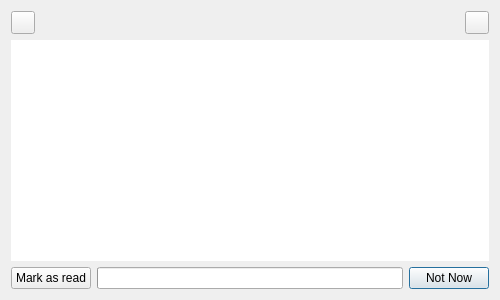
Above: forms/usermessages.ui from pixellots/unclient before the change. Below: the same form after it.
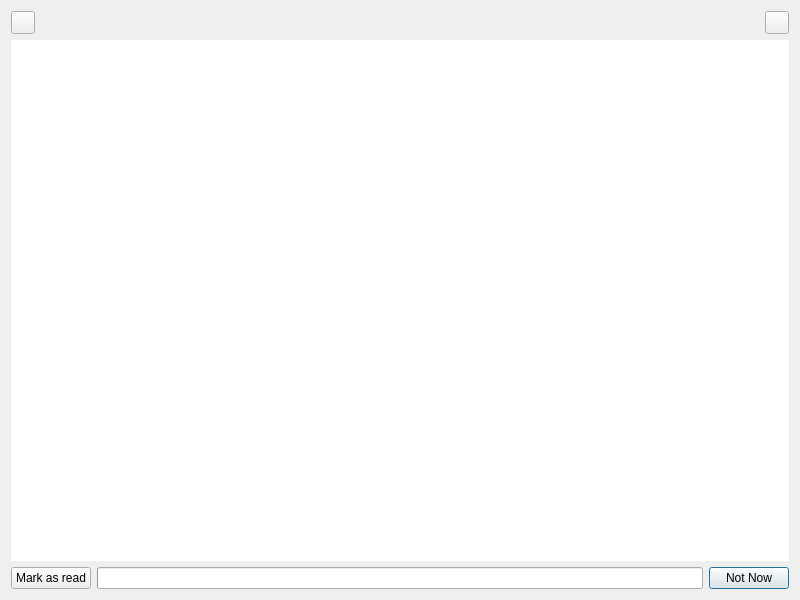
That is the form after the change. Icons and pictures are not drawn. Custom widgets are drawn as their Qt base class.

Commit message: fixed sizing issues. Last UpdateNode commit causes message window to start too small

Diff of the .ui file:
```diff
--- a/forms/usermessages.ui
+++ b/forms/usermessages.ui
@@ -6,17 +6,14 @@
    <rect>
     <x>0</x>
     <y>0</y>
-    <width>500</width>
-    <height>300</height>
+    <width>800</width>
+    <height>600</height>
    </rect>
   </property>
   <property name="windowTitle">
    <string/>
   </property>
   <layout class="QGridLayout" name="gridLayout">
-   <property name="sizeConstraint">
-    <enum>QLayout::SetDefaultConstraint</enum>
-   </property>
    <item row="0" column="0">
     <layout class="QHBoxLayout" name="horizontalLayout">
      <item>
@@ -73,6 +70,12 @@
    </item>
    <item row="1" column="0">
     <widget class="UpdateNode::TextBrowser" name="textBrowser">
+     <property name="sizePolicy">
+      <sizepolicy hsizetype="Preferred" vsizetype="Preferred">
+       <horstretch>0</horstretch>
+       <verstretch>0</verstretch>
+      </sizepolicy>
+     </property>
      <property name="frameShape">
       <enum>QFrame::NoFrame</enum>
      </property>
@@ -80,8 +83,8 @@
       <string notr="true">&lt;!DOCTYPE HTML PUBLIC &quot;-//W3C//DTD HTML 4.0//EN&quot; &quot;http://www.w3.org/TR/REC-html40/strict.dtd&quot;&gt;
 &lt;html&gt;&lt;head&gt;&lt;meta name=&quot;qrichtext&quot; content=&quot;1&quot; /&gt;&lt;style type=&quot;text/css&quot;&gt;
 p, li { white-space: pre-wrap; }
-&lt;/style&gt;&lt;/head&gt;&lt;body style=&quot; font-family:'MS Shell Dlg 2'; font-size:8.25pt; font-weight:400; font-style:normal;&quot;&gt;
-&lt;p style=&quot;-qt-paragraph-type:empty; margin-top:0px; margin-bottom:0px; margin-left:0px; margin-right:0px; -qt-block-indent:0; text-indent:0px; font-size:8pt;&quot;&gt;&lt;br /&gt;&lt;/p&gt;&lt;/body&gt;&lt;/html&gt;</string>
+&lt;/style&gt;&lt;/head&gt;&lt;body style=&quot; font-family:'Lucida Grande'; font-size:13pt; font-weight:400; font-style:normal;&quot;&gt;
+&lt;p style=&quot;-qt-paragraph-type:empty; margin-top:0px; margin-bottom:0px; margin-left:0px; margin-right:0px; -qt-block-indent:0; text-indent:0px; font-family:'MS Shell Dlg 2'; font-size:8pt;&quot;&gt;&lt;br /&gt;&lt;/p&gt;&lt;/body&gt;&lt;/html&gt;</string>
      </property>
      <property name="openExternalLinks">
       <bool>true</bool>
```
The commit also changes 2 other files.
